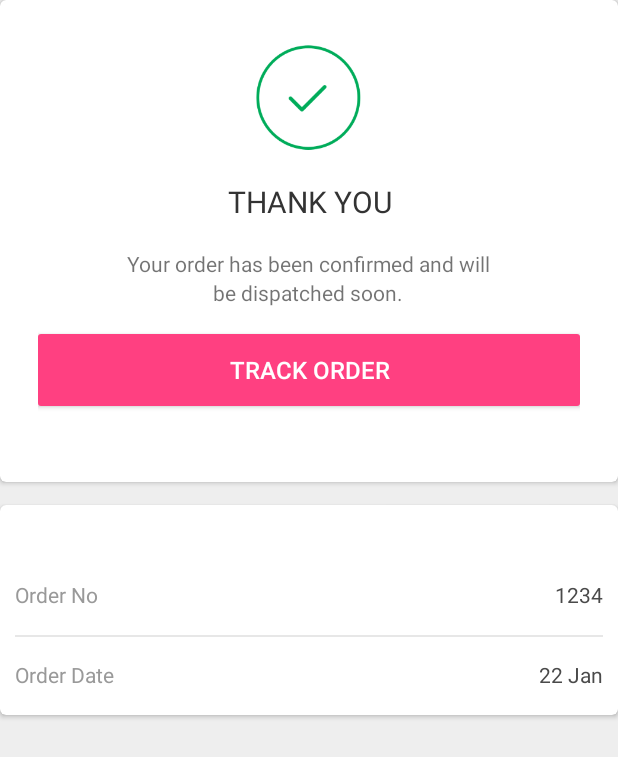
After one commit to AnkitaGupta107/caravan, an Android app: the layout checkout_order_confirmation.xml on its own in the app's theme, with its tools: preview values and no code run, on a phone screen of 412 x 824 dp. The commit adds this screen. Shown: the top 757 px of the screen. Run offline under Robolectric (Android 15) with nearby library versions, the phone set to English and light mode, and no system bars.

Commit message:
order detail and contact

```diff
--- a/app/src/main/AndroidManifest.xml
+++ b/app/src/main/AndroidManifest.xml
@@ -24,6 +24,8 @@
             </intent-filter>
         </activity>
 
+        <activity android:name=".activities.FaqActivity"/>
+
     </application>
 
 </manifest>
--- a/app/src/main/java/com/peppertap/caravan/activities/BaseActivity.java
+++ b/app/src/main/java/com/peppertap/caravan/activities/BaseActivity.java
@@ -1,5 +1,7 @@
 package com.peppertap.caravan.activities;
 
+import android.content.Intent;
+import android.net.Uri;
 import android.os.Bundle;
 import android.support.design.widget.AppBarLayout;
 import android.support.design.widget.CoordinatorLayout;
--- a/app/src/main/res/layout/activity_main.xml
+++ b/app/src/main/res/layout/activity_main.xml
@@ -8,4 +8,10 @@
         android:id="@+id/view_pager"
         android:layout_width="match_parent"
         android:layout_height="match_parent" />
+
+    <FrameLayout
+        android:id="@+id/container"
+        android:layout_width="match_parent"
+        android:layout_height="match_parent"
+        android:background="@android:color/transparent" />
 </RelativeLayout>
--- a/app/src/main/res/layout/checkout_detail.xml
+++ b/app/src/main/res/layout/checkout_detail.xml
@@ -19,7 +19,8 @@
             android:layout_height="wrap_content"
             android:orientation="vertical">
 
-            <android.support.v7.widget.CardView xmlns:card_view="http://schemas.android.com/apk/res-auto"
+            <android.support.v7.widget.CardView
+                xmlns:card_view="http://schemas.android.com/apk/res-auto"
                 android:layout_width="match_parent"
                 android:layout_height="wrap_content"
                 card_view:cardBackgroundColor="@android:color/white"
--- /dev/null
+++ b/app/src/main/res/layout/checkout_order_confirmation.xml
@@ -0,0 +1,166 @@
+<LinearLayout xmlns:android="http://schemas.android.com/apk/res/android"
+    xmlns:tools="http://schemas.android.com/tools"
+    android:id="@+id/main_container"
+    android:layout_width="match_parent"
+    android:layout_height="match_parent"
+    android:orientation="vertical"
+    tools:context="com.peppertap.app.CheckoutFragments.OrderConfirmedFragment">
+
+    <ScrollView
+        android:layout_width="match_parent"
+        android:layout_height="match_parent">
+
+        <RelativeLayout
+            android:layout_width="match_parent"
+            android:layout_height="wrap_content">
+
+            <android.support.v7.widget.CardView xmlns:card_view="http://schemas.android.com/apk/res-auto"
+                android:id="@+id/confirmation_box"
+                android:layout_width="match_parent"
+                android:layout_height="wrap_content"
+                card_view:cardBackgroundColor="@android:color/white"
+                card_view:cardCornerRadius="4dp">
+
+                <LinearLayout
+                    android:layout_width="match_parent"
+                    android:layout_height="wrap_content"
+                    android:layout_marginBottom="15dp"
+                    android:orientation="vertical"
+                    android:paddingBottom="20dp"
+                    android:paddingLeft="25dp"
+                    android:paddingRight="25dp"
+                    android:paddingTop="10dp">
+
+                    <ImageView
+                        android:layout_width="70dp"
+                        android:layout_height="70dp"
+                        android:layout_gravity="center"
+                        android:layout_marginBottom="15dp"
+                        android:layout_marginTop="20dp"
+                        android:src="@drawable/checkout_success_icon" />
+
+                    <TextView
+                        android:layout_width="match_parent"
+                        android:layout_height="wrap_content"
+                        android:layout_marginTop="5dp"
+                        android:gravity="center"
+                        android:text="Thank You"
+                        android:textAllCaps="true"
+                        android:textColor="#333333"
+                        android:textSize="20sp" />
+
+                    <TextView
+                        android:id="@+id/order_confirmation_info"
+                        android:layout_width="wrap_content"
+                        android:layout_height="wrap_content"
+                        android:layout_gravity="center"
+                        android:layout_marginBottom="18dp"
+                        android:layout_marginTop="18dp"
+                        android:gravity="center"
+                        android:lineSpacingExtra="3dp"
+                        android:maxWidth="250dp"
+                        android:text="Your order has been confirmed and will be dispatched soon."
+                        android:textColor="#8C000000" />
+
+                    <Button
+                        android:id="@+id/track_order"
+                        android:layout_width="match_parent"
+                        android:layout_height="wrap_content"
+                        android:layout_below="@+id/back_to_app_btn"
+                        android:layout_marginBottom="15dp"
+                        android:background="@drawable/brand_btn"
+                        android:text="Track Order"
+                        android:textColor="@android:color/white"
+                        android:textSize="16sp" />
+
+                </LinearLayout>
+
+            </android.support.v7.widget.CardView>
+
+            <android.support.v7.widget.CardView xmlns:card_view="http://schemas.android.com/apk/res-auto"
+                android:layout_width="match_parent"
+                android:layout_height="wrap_content"
+                card_view:cardBackgroundColor="@android:color/white"
+                android:layout_below="@+id/confirmation_box"
+                android:layout_marginTop="15dp"
+                android:layout_marginBottom="10dp"
+                card_view:cardCornerRadius="4dp">
+
+                <TableLayout
+                    android:layout_width="match_parent"
+                    android:layout_height="wrap_content"
+                    android:padding="10dp">
+
+                    <TextView
+                        android:layout_width="match_parent"
+                        android:layout_height="wrap_content"
+                        android:gravity="center"
+                        android:padding="5dp"
+                        android:text="Your Order Summary"
+                        android:textSize="17sp" />
+
+                    <TableRow
+                        android:layout_width="match_parent"
+                        android:layout_height="wrap_content"
+                        android:layout_marginBottom="7dp"
+                        android:layout_marginTop="5dp">
+
+                        <TextView
+                            android:layout_width="0dp"
+                            android:layout_height="wrap_content"
+                            android:layout_weight="1"
+                            android:text="Order No"
+                            android:textColor="@color/orderConfirmation_summaryItems" />
+
+                        <TextView
+                            android:id="@+id/order_id"
+                            android:layout_width="0dp"
+                            android:layout_height="wrap_content"
+                            android:layout_weight="2"
+                            android:gravity="right"
+                            android:text="1234"
+                            android:paddingLeft="3dp"
+                            android:paddingRight="0dp"
+                            android:textColor="@color/orderConfirmation_summaryDetail" />
+                    </TableRow>
+
+                    <View
+                        android:layout_width="wrap_content"
+                        android:layout_height="1dp"
+                        android:layout_marginBottom="10dp"
+                        android:layout_marginTop="10dp"
+                        android:background="#e7e7e7" />
+
+                    <TableRow
+                        android:layout_width="match_parent"
+                        android:layout_height="wrap_content"
+                        android:layout_marginBottom="7dp"
+                        android:layout_marginTop="5dp">
+
+                        <TextView
+                            android:layout_width="0dp"
+                            android:layout_height="wrap_content"
+                            android:layout_weight="1"
+                            android:text="Order Date"
+                            android:textColor="@color/orderConfirmation_summaryItems" />
+
+                        <TextView
+                            android:id="@+id/order_payment"
+                            android:layout_width="0dp"
+                            android:layout_height="wrap_content"
+                            android:layout_weight="2"
+                            android:gravity="right"
+                            android:paddingLeft="3dp"
+                            android:paddingRight="0dp"
+                            android:text="22 Jan"
+                            android:textColor="@color/orderConfirmation_summaryDetail" />
+                    </TableRow>
+
+                </TableLayout>
+            </android.support.v7.widget.CardView>
+
+        </RelativeLayout>
+
+    </ScrollView>
+
+</LinearLayout>
--- /dev/null
+++ b/app/src/main/res/layout/faq_main.xml
@@ -0,0 +1,6 @@
+<?xml version="1.0" encoding="utf-8"?>
+<LinearLayout xmlns:android="http://schemas.android.com/apk/res/android"
+    android:orientation="vertical" android:layout_width="match_parent"
+    android:layout_height="match_parent">
+
+</LinearLayout>
--- a/app/src/main/res/layout/search_bar.xml
+++ b/app/src/main/res/layout/search_bar.xml
@@ -10,7 +10,7 @@
     <com.rengwuxian.materialedittext.MaterialEditText
         android:id="@+id/search"
         android:layout_width="match_parent"
-        android:layout_height="50dp"
+        android:layout_height="wrap_content"
         android:layout_marginLeft="@dimen/activity_horizontal_margin"
         android:layout_marginRight="@dimen/activity_horizontal_margin"
         android:drawableRight="@drawable/ic_search"
@@ -20,7 +20,7 @@
         android:inputType="textNoSuggestions"
         android:paddingLeft="10dp"
         android:paddingRight="5dp"
-        android:textSize="14dp"
+        android:textSize="15sp"
         android:singleLine="true"
         app:met_floatingLabel="normal"
         app:met_primaryColor="@color/colorAccent" />
--- a/app/src/main/res/layout/shop.xml
+++ b/app/src/main/res/layout/shop.xml
@@ -22,6 +22,7 @@
         android:layout_below="@+id/search_box"
         android:layout_marginLeft="@dimen/activity_horizontal_margin"
         android:layout_marginRight="@dimen/activity_horizontal_margin"
+        android:background="@android:color/white"
         android:layout_marginTop="5dp">
 
     </ListView>
--- a/app/src/main/res/menu/nav_main.xml
+++ b/app/src/main/res/menu/nav_main.xml
@@ -14,11 +14,6 @@
             android:icon="@drawable/drawer_icon_stores"
             android:title="Orders" />
 
-        <item
-            android:id="@+id/finances"
-            android:checked="false"
-            android:icon="@drawable/drawer_icon_change_password"
-            android:title="Finances" />
         <item
             android:id="@+id/contact"
             android:checked="false"
```
Also changed, not shown: app/src/main/java/com/peppertap/caravan/activities/FaqActivity.java (added, +15 -0 lines), app/src/main/java/com/peppertap/caravan/activities/TabbedActivity.java (+26 -38 lines), app/src/main/res/layout/order_list.xml (added, +201 -0 lines), app/src/main/res/drawable-xhdpi/checkout_success_icon.png (added).
